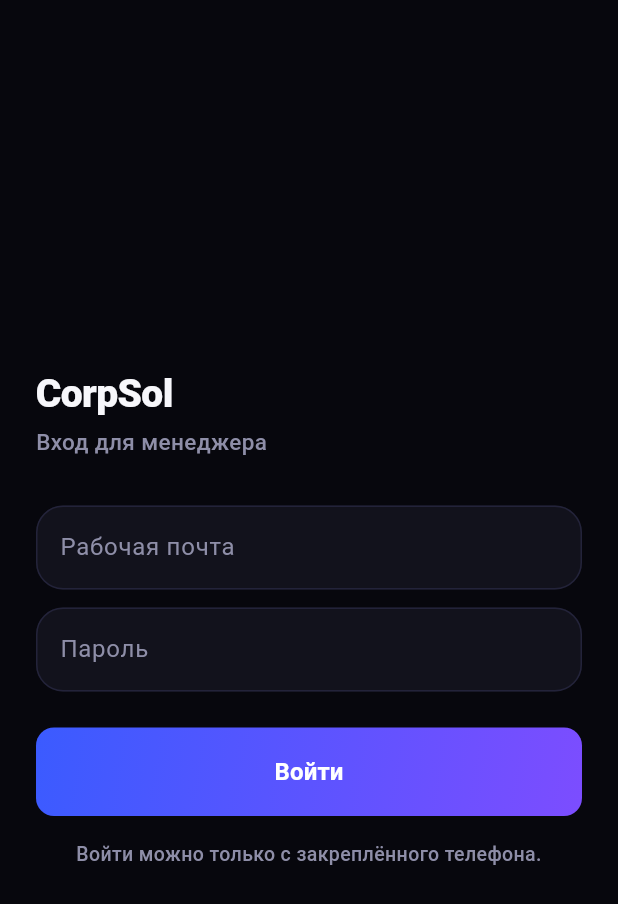
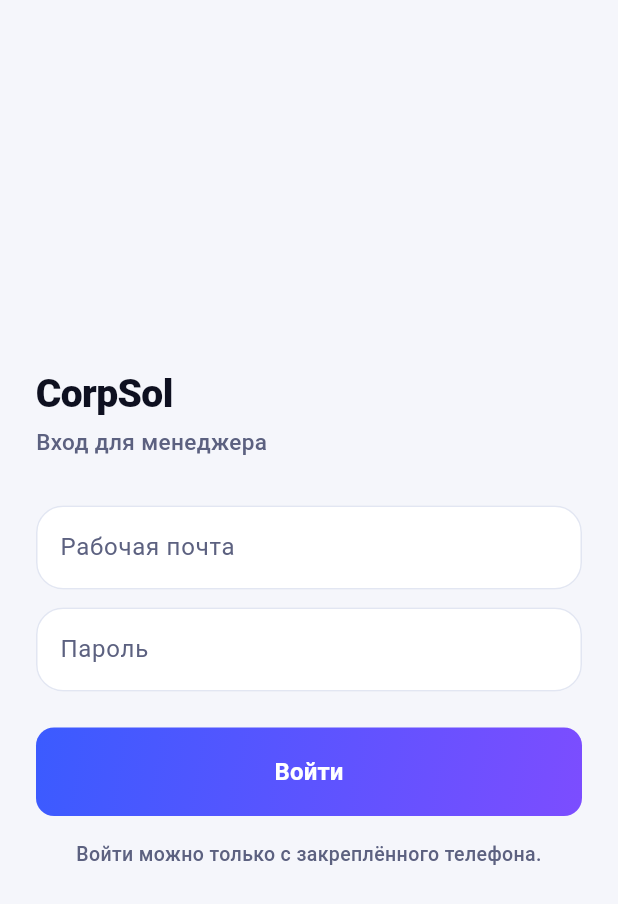
Before and after one commit to adiletpn/CorpsolApp, a Flutter app: the screen it shows after launch, on a phone screen of 412 x 824 dp. Shown: the top 904 px of the screen. Run offline on Flutter 3.47's test engine with Material 3 defaults, Android fonts, the phone set to English and light mode, and no system bars; our stand-ins replace device_info_plus, firebase_auth, firebase_core, flutter_secure_storage, geolocator, package_info_plus and 1 more; missing offline and left inert: mobile_scanner; accounts and stored records are empty.

Commit message:
feat(flutter): светлая и тёмная тема с запоминанием выбора

```diff
--- a/apps/mobile_flutter/lib/main.dart
+++ b/apps/mobile_flutter/lib/main.dart
@@ -8,6 +8,7 @@ import 'core/firebase_session.dart';
 import 'screens/login_screen.dart';
 import 'shell.dart';
 import 'state/auth_controller.dart';
+import 'state/theme_controller.dart';
 import 'palette.dart';
 import 'theme.dart';
 
@@ -19,15 +20,24 @@ Future<void> main() async {
 
   final session = await FirebaseSession.initialize();
   final api = CorpsolApi(ApiClient(session));
+  final theme = await ThemeController.load();
 
-  runApp(CorpsolApp(session: session, api: api));
+  runApp(CorpsolApp(session: session, api: api, theme: theme));
 }
 
 class CorpsolApp extends StatelessWidget {
-  const CorpsolApp({super.key, required this.session, required this.api});
+  const CorpsolApp({
+    super.key,
+    required this.session,
+    required this.api,
+    this.theme,
+  });
 
   final FirebaseSession session;
   final CorpsolApi api;
+
+  /// Тема может не передаваться в тестах — тогда берётся системная.
+  final ThemeController? theme;
 
   @override
   Widget build(BuildContext context) {
@@ -35,12 +45,19 @@ class CorpsolApp extends StatelessWidget {
       providers: [
         Provider<CorpsolApi>.value(value: api),
         ChangeNotifierProvider(create: (_) => AuthController(session, api)),
+        ChangeNotifierProvider<ThemeController>.value(
+          value: theme ?? ThemeController(null),
+        ),
       ],
-      child: MaterialApp(
-        title: 'CorpSol',
-        debugShowCheckedModeBanner: false,
-        theme: buildTheme(),
-        home: const _Root(),
+      child: Consumer<ThemeController>(
+        builder: (context, themeController, _) => MaterialApp(
+          title: 'CorpSol',
+          debugShowCheckedModeBanner: false,
+          theme: buildLightTheme(),
+          darkTheme: buildDarkTheme(),
+          themeMode: themeController.mode,
+          home: const _Root(),
+        ),
       ),
     );
   }
--- /dev/null
+++ b/apps/mobile_flutter/lib/state/theme_controller.dart
@@ -0,0 +1,68 @@
+import 'package:flutter/material.dart';
+import 'package:shared_preferences/shared_preferences.dart';
+
+/// Выбор темы. По умолчанию — как в настройках телефона: сотрудник уже
+/// решил там, светлое ему или тёмное, спрашивать второй раз незачем.
+class ThemeController extends ChangeNotifier {
+  ThemeController(this._prefs) : _mode = _decode(_prefs?.getString(_key));
+
+  static const _key = 'corpsol.themeMode';
+
+  final SharedPreferences? _prefs;
+  ThemeMode _mode;
+
+  ThemeMode get mode => _mode;
+
+  static Future<ThemeController> load() async {
+    try {
+      return ThemeController(await SharedPreferences.getInstance());
+    } catch (_) {
+      // Хранилище недоступно — тема просто не переживёт перезапуск.
+      return ThemeController(null);
+    }
+  }
+
+  static ThemeMode _decode(String? value) => switch (value) {
+    'light' => ThemeMode.light,
+    'dark' => ThemeMode.dark,
+    _ => ThemeMode.system,
+  };
+
+  static String _encode(ThemeMode mode) => switch (mode) {
+    ThemeMode.light => 'light',
+    ThemeMode.dark => 'dark',
+    ThemeMode.system => 'system',
+  };
+
+  Future<void> set(ThemeMode mode) async {
+    if (mode == _mode) return;
+
+    _mode = mode;
+    notifyListeners();
+
+    try {
+      await _prefs?.setString(_key, _encode(mode));
+    } catch (_) {
+      // Не сохранилось — на текущий сеанс тема всё равно применена.
+    }
+  }
+
+  /// Перебор по кругу: как в настройках, но одним нажатием.
+  Future<void> cycle() => set(switch (_mode) {
+    ThemeMode.system => ThemeMode.light,
+    ThemeMode.light => ThemeMode.dark,
+    ThemeMode.dark => ThemeMode.system,
+  });
+
+  IconData get icon => switch (_mode) {
+    ThemeMode.system => Icons.brightness_auto_rounded,
+    ThemeMode.light => Icons.light_mode_rounded,
+    ThemeMode.dark => Icons.dark_mode_rounded,
+  };
+
+  String get label => switch (_mode) {
+    ThemeMode.system => 'Как в системе',
+    ThemeMode.light => 'Светлая',
+    ThemeMode.dark => 'Тёмная',
+  };
+}
--- a/apps/mobile_flutter/pubspec.yaml
+++ b/apps/mobile_flutter/pubspec.yaml
@@ -29,6 +29,7 @@ dependencies:
   http: ^1.2.2
   provider: ^6.1.2
   intl: ^0.19.0
+  shared_preferences: ^2.5.6
 
 dev_dependencies:
   flutter_test:
```
Also changed, not shown: apps/mobile_flutter/pubspec.lock.
